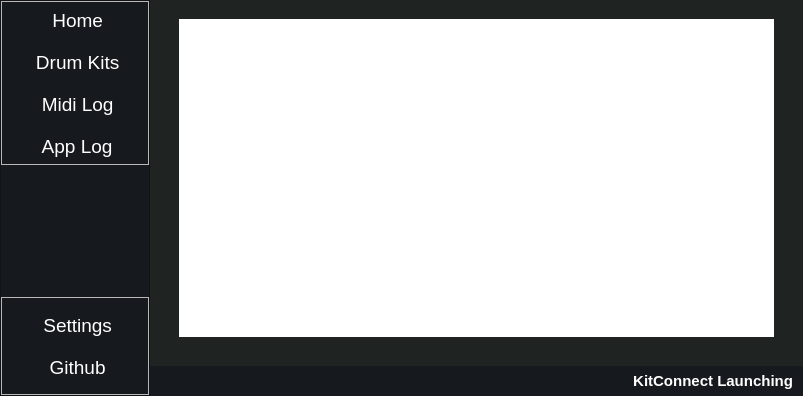
First picture: the form in resources/ui/MainWindow.ui, repository chillfactor032/kitconnect, before the edit.
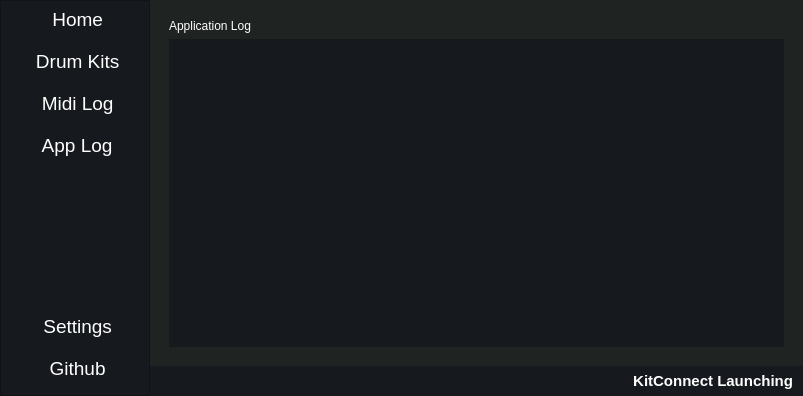
Second picture: the form after the edit. The open tabs and pages were chosen to show the change. Icons and pictures are not drawn.

```diff
--- a/resources/ui/MainWindow.ui
+++ b/resources/ui/MainWindow.ui
@@ -57,6 +57,12 @@
 	padding: 0px;
 }
 
+#menuFrame  QFrame {
+	background-color: #16191d;
+	border: none;
+}
+
+
 #menuFrame QToolButton {
 	background-color: #16191d;
 	color: #fff;
@@ -188,6 +194,11 @@
 #statusBarFrame {
 	background-color: #16191d;
 }
+
+QTextBrowser {
+	background-color: #16191d;
+	color: #ffffff;
+}
 </string>
   </property>
   <widget class="QWidget" name="centralwidget">
@@ -422,6 +433,20 @@
            <pointsize>14</pointsize>
           </font>
          </property>
+         <property name="styleSheet">
+          <string notr="true">/*
+Dark: #16191d
+Accent_1: #1f2322
+Accent_2: #2c313c
+Accent_3: #343b47
+Text_1: #fff
+Text_2: #838ea2
+*/
+
+QFrame {
+	background-color: #16191d;
+}</string>
+         </property>
          <property name="frameShape">
           <enum>QFrame::StyledPanel</enum>
          </property>
@@ -1058,6 +1083,11 @@
              <layout class="QVBoxLayout" name="verticalLayout_9">
               <item>
                <widget class="QFrame" name="frame_9">
+                <property name="styleSheet">
+                 <string notr="true">QTextBrowser {
+	color: #fff;
+}</string>
+                </property>
                 <property name="frameShape">
                  <enum>QFrame::StyledPanel</enum>
                 </property>
@@ -1066,22 +1096,40 @@
                 </property>
                 <layout class="QVBoxLayout" name="verticalLayout_10">
                  <property name="spacing">
-                  <number>0</number>
+                  <number>6</number>
                  </property>
                  <property name="leftMargin">
-                  <number>20</number>
+                  <number>10</number>
                  </property>
                  <property name="topMargin">
                   <number>10</number>
                  </property>
                  <property name="rightMargin">
-                  <number>20</number>
+                  <number>10</number>
                  </property>
                  <property name="bottomMargin">
-                  <number>20</number>
+                  <number>10</number>
                  </property>
                  <item>
-                  <widget class="QTextBrowser" name="logBrowser"/>
+                  <widget class="QLabel" name="label_8">
+                   <property name="text">
+                    <string>Application Log</string>
+                   </property>
+                  </widget>
+                 </item>
+                 <item>
+                  <widget class="QTextBrowser" name="logBrowser">
+                   <property name="styleSheet">
+                    <string notr="true"/>
+                   </property>
+                   <property name="html">
+                    <string>&lt;!DOCTYPE HTML PUBLIC &quot;-//W3C//DTD HTML 4.0//EN&quot; &quot;http://www.w3.org/TR/REC-html40/strict.dtd&quot;&gt;
+&lt;html&gt;&lt;head&gt;&lt;meta name=&quot;qrichtext&quot; content=&quot;1&quot; /&gt;&lt;style type=&quot;text/css&quot;&gt;
+p, li { white-space: pre-wrap; }
+&lt;/style&gt;&lt;/head&gt;&lt;body style=&quot; font-family:'MS Shell Dlg 2'; font-size:8.25pt; font-weight:400; font-style:normal;&quot;&gt;
+&lt;p style=&quot;-qt-paragraph-type:empty; margin-top:0px; margin-bottom:0px; margin-left:0px; margin-right:0px; -qt-block-indent:0; text-indent:0px;&quot;&gt;&lt;br /&gt;&lt;/p&gt;&lt;/body&gt;&lt;/html&gt;</string>
+                   </property>
+                  </widget>
                  </item>
                 </layout>
                </widget>
```
Left out of the diff: 10 changed lines with no effect on the pictures.
